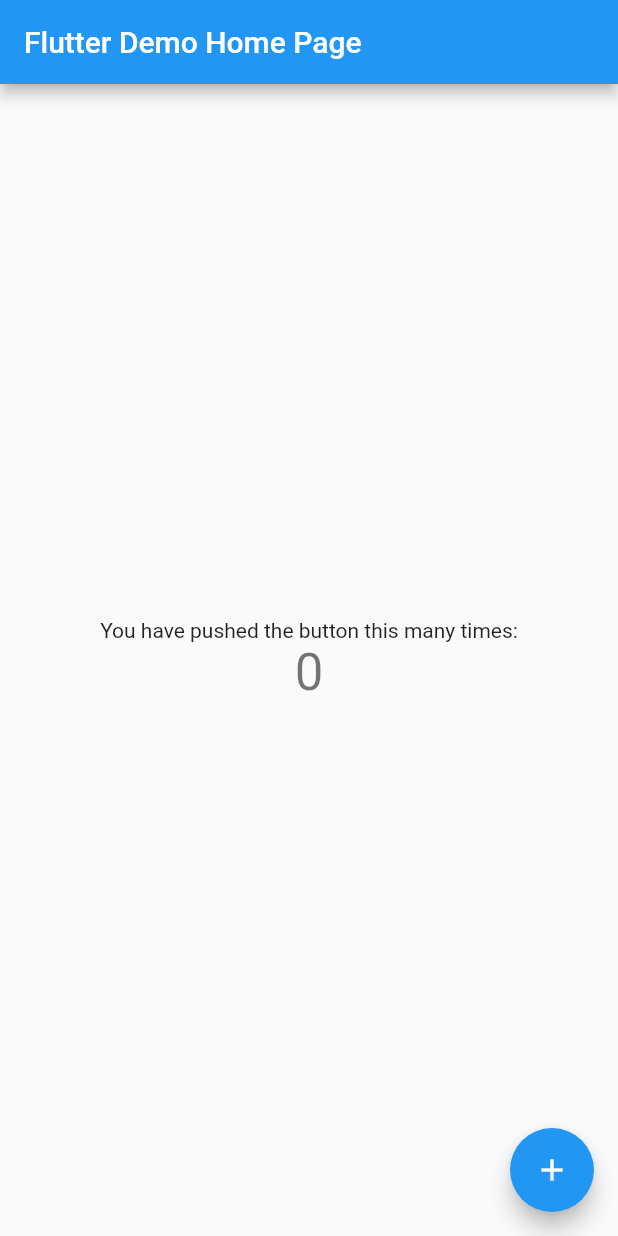
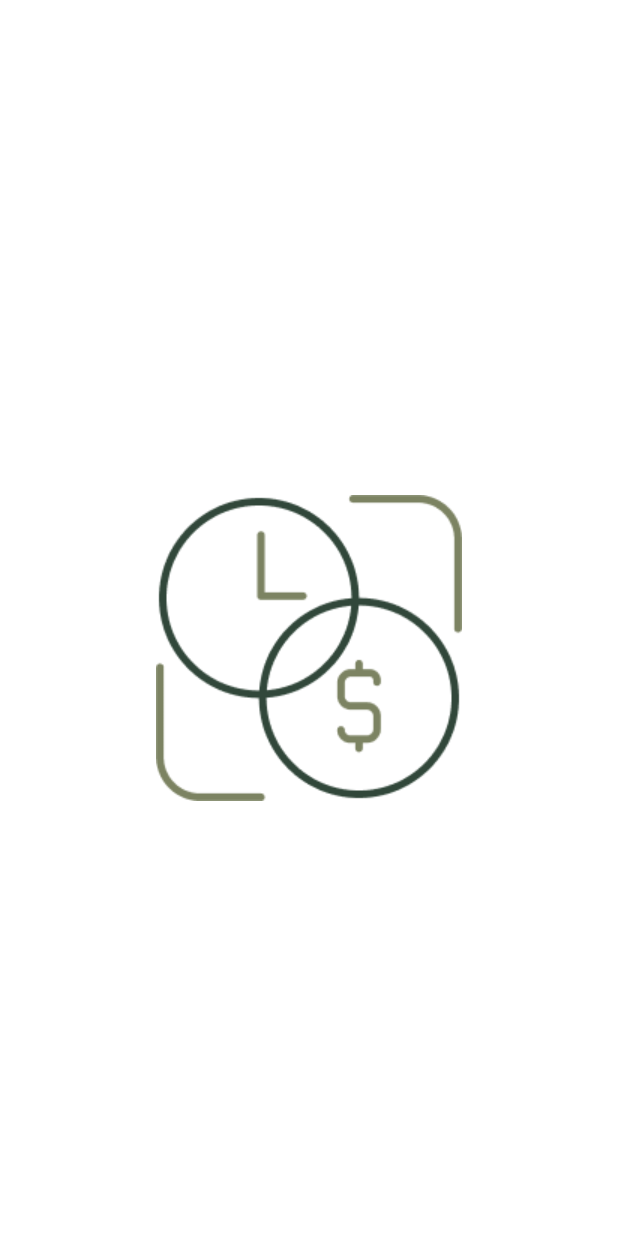
Before and after one commit to KrishnanDevika/PayWage, a Flutter app: the screen it shows after launch, on a phone screen of 412 x 824 dp. Run offline on Flutter 3.47's test engine with Material 2 defaults, Android fonts, the phone set to English and light mode, and no system bars.

Commit message:
#1 Login page Logo Added. - updated dependences in file 'pubspec.yaml' to read image from project folder.

```diff
--- /dev/null
+++ b/lib/LoginPage/login_page.dart
@@ -0,0 +1,28 @@
+import 'package:flutter/material.dart';
+
+class LoginPage extends StatefulWidget {
+  const LoginPage({super.key});
+
+  @override
+  State<LoginPage> createState() => _LoginPage();
+
+}
+
+class _LoginPage extends State<LoginPage>{
+  @override
+  Widget build(BuildContext context) {
+
+    return Container(
+      height: 150.0,
+      width: 190.0,
+      padding: const EdgeInsets.only(top: 40),
+      decoration: BoxDecoration(
+        borderRadius: BorderRadius.circular(200),
+      ),
+      child: Center(
+        child: Image.asset('assets/images/logo.png'),
+      ),
+    );
+  }
+
+}
--- a/lib/main.dart
+++ b/lib/main.dart
@@ -1,4 +1,5 @@
 import 'package:flutter/material.dart';
+import 'package:paywage/LoginPage/login_page.dart';
 
 void main() {
   runApp(const MyApp());
@@ -7,39 +8,20 @@
 class MyApp extends StatelessWidget {
   const MyApp({super.key});
 
-  // This widget is the root of your application.
   @override
   Widget build(BuildContext context) {
     return MaterialApp(
       title: 'Flutter Demo',
       theme: ThemeData(
-        // This is the theme of your application.
-        //
-        // Try running your application with "flutter run". You'll see the
-        // application has a blue toolbar. Then, without quitting the app, try
-        // changing the primarySwatch below to Colors.green and then invoke
-        // "hot reload" (press "r" in the console where you ran "flutter run",
-        // or simply save your changes to "hot reload" in a Flutter IDE).
-        // Notice that the counter didn't reset back to zero; the application
-        // is not restarted.
         primarySwatch: Colors.blue,
       ),
-      home: const MyHomePage(title: 'Flutter Demo Home Page'),
+      home: const LoginPage(),
     );
   }
 }
 
 class MyHomePage extends StatefulWidget {
   const MyHomePage({super.key, required this.title});
-
-  // This widget is the home page of your application. It is stateful, meaning
-  // that it has a State object (defined below) that contains fields that affect
-  // how it looks.
-
-  // This class is the configuration for the state. It holds the values (in this
-  // case the title) provided by the parent (in this case the App widget) and
-  // used by the build method of the State. Fields in a Widget subclass are
-  // always marked "final".
 
   final String title;
 
@@ -52,47 +34,19 @@
 
   void _incrementCounter() {
     setState(() {
-      // This call to setState tells the Flutter framework that something has
-      // changed in this State, which causes it to rerun the build method below
-      // so that the display can reflect the updated values. If we changed
-      // _counter without calling setState(), then the build method would not be
-      // called again, and so nothing would appear to happen.
+
       _counter++;
     });
   }
 
   @override
   Widget build(BuildContext context) {
-    // This method is rerun every time setState is called, for instance as done
-    // by the _incrementCounter method above.
-    //
-    // The Flutter framework has been optimized to make rerunning build methods
-    // fast, so that you can just rebuild anything that needs updating rather
-    // than having to individually change instances of widgets.
     return Scaffold(
       appBar: AppBar(
-        // Here we take the value from the MyHomePage object that was created by
-        // the App.build method, and use it to set our appbar title.
         title: Text(widget.title),
       ),
       body: Center(
-        // Center is a layout widget. It takes a single child and positions it
-        // in the middle of the parent.
         child: Column(
-          // Column is also a layout widget. It takes a list of children and
-          // arranges them vertically. By default, it sizes itself to fit its
-          // children horizontally, and tries to be as tall as its parent.
-          //
-          // Invoke "debug painting" (press "p" in the console, choose the
-          // "Toggle Debug Paint" action from the Flutter Inspector in Android
-          // Studio, or the "Toggle Debug Paint" command in Visual Studio Code)
-          // to see the wireframe for each widget.
-          //
-          // Column has various properties to control how it sizes itself and
-          // how it positions its children. Here we use mainAxisAlignment to
-          // center the children vertically; the main axis here is the vertical
-          // axis because Columns are vertical (the cross axis would be
-          // horizontal).
           mainAxisAlignment: MainAxisAlignment.center,
           children: <Widget>[
             const Text(
```
Also changed, not shown: pubspec.yaml (+8 -6 lines), assets/images/logo.png (added).
